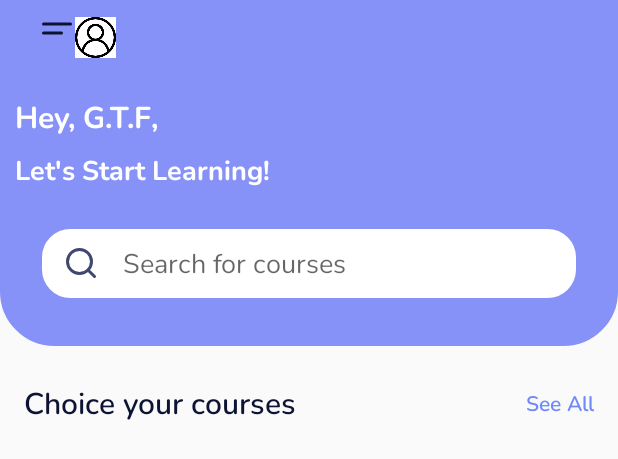
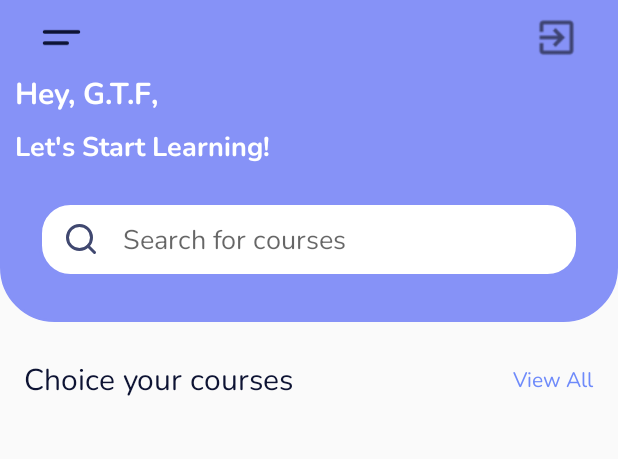
Before and after one commit to hammouchama/android_project, an Android app: the layout activity_main.xml on its own in the app's theme, with its tools: preview values and no code run, on a phone screen of 412 x 824 dp. Shown: the top 459 px of the screen. Run offline under Robolectric (Android 15) with nearby library versions, the phone set to English and light mode, and no system bars.

Commit message:
chanch the main activety

```diff
--- a/CourseApp/app/src/main/java/com/rajendra/courseapp/MainActivity.java
+++ b/CourseApp/app/src/main/java/com/rajendra/courseapp/MainActivity.java
@@ -104,7 +104,7 @@
                 editor.apply();
 
                 // Redirect to LoginActivity
-                Intent loginIntent = new Intent(MainActivity.this, LoginActivity.class);
+                Intent loginIntent = new Intent(MainActivity.this, WelcomeActivity.class);
                 startActivity(loginIntent);
 
                 // Optional: Finish the current activity to prevent returning to it on back press
--- a/CourseApp/app/src/main/res/layout/activity_main.xml
+++ b/CourseApp/app/src/main/res/layout/activity_main.xml
@@ -23,29 +23,25 @@
            android:layout_height="wrap_content"
            android:orientation="horizontal"
            android:id="@+id/bar">
+         <RelativeLayout
+             android:layout_width="match_parent"
+             android:layout_height="wrap_content">
 
-           <ImageView
-               android:id="@+id/imageView"
-               android:layout_width="wrap_content"
-               android:layout_height="wrap_content"
-               android:layout_gravity="left"
-               android:layout_marginStart="16dp"
-               app:layout_constraintBottom_toBottomOf="parent"
-               app:layout_constraintStart_toStartOf="parent"
-               app:layout_constraintTop_toTopOf="parent"
-               app:srcCompat="@drawable/ic_menu" />
+             <ImageView
+                 android:id="@+id/imageView"
+                 android:layout_width="30dp"
+                 android:layout_height="30dp"
+                 android:layout_marginStart="16dp"
+                 app:srcCompat="@drawable/ic_menu" />
 
-           <ImageView
+             <ImageView
                android:id="@+id/logout"
-               android:layout_width="27dp"
+               android:layout_width="30dp"
                android:layout_height="30dp"
-               android:layout_gravity="right"
-               android:layout_marginTop="16dp"
                android:layout_marginEnd="16dp"
-               app:layout_constraintBottom_toBottomOf="@+id/textView"
-               app:layout_constraintEnd_toEndOf="parent"
-               app:layout_constraintTop_toTopOf="@+id/textView"
-               app:srcCompat="@drawable/user_ic" />
+               app:srcCompat="@drawable/logout"
+               android:layout_alignParentEnd="true"/>
+         </RelativeLayout>
        </LinearLayout>
 
        <TextView
@@ -101,7 +97,7 @@
         android:layout_height="wrap_content"
         android:layout_marginStart="16dp"
         android:layout_marginTop="24dp"
-        android:fontFamily="@font/nunito_semibold"
+        android:fontFamily="@font/nunito"
         android:text="@string/choice_your_courses"
         android:textColor="#0D1333"
         android:textSize="20sp"
@@ -109,12 +105,12 @@
         app:layout_constraintTop_toBottomOf="@+id/topHome" />
 
     <TextView
-        android:id="@+id/textView4"
+        android:id="@+id/view_all"
         android:layout_width="wrap_content"
         android:layout_height="wrap_content"
         android:layout_marginEnd="16dp"
-        android:fontFamily="@font/nunito_semibold"
-        android:text="See All"
+        android:fontFamily="@font/nunito"
+        android:text="@string/view_all"
         android:textColor="#6E8AFA"
         app:layout_constraintBottom_toBottomOf="@+id/textView3"
         app:layout_constraintEnd_toEndOf="parent"
--- a/CourseApp/app/src/main/res/layout/course_details.xml
+++ b/CourseApp/app/src/main/res/layout/course_details.xml
@@ -57,7 +57,7 @@
                     android:layout_width="match_parent"
                     android:layout_height="match_parent"
                     android:orientation="vertical"
-                    android:background="@drawable/lavender_border"
+                    android:background="@drawable/white_background"
                     android:layout_margin="10dp">
                 <TextView
                     android:id="@+id/course_title"
--- a/CourseApp/app/src/main/res/values/strings.xml
+++ b/CourseApp/app/src/main/res/values/strings.xml
@@ -3,4 +3,7 @@
     <string name="let_s_start_learning">Let\'s Start Learning!</string>
     <string name="search_for_courses">Search for courses</string>
     <string name="choice_your_courses">Choice your courses</string>
+    <string name="view_all">View All</string>
+    <string name="start_learning_today">Start learning today</string>
+    <string name="start_learning">Unlock the world of knowledge with Your ED JOURNEY  App! Explore a variety of courses and enhance your skills at your own pace. Start your learning journey today!</string>
 </resources>
--- a/CourseApp/app/src/main/res/values/styles.xml
+++ b/CourseApp/app/src/main/res/values/styles.xml
@@ -3,9 +3,9 @@
     <!-- Base application theme. -->
     <style name="AppTheme" parent="Theme.AppCompat.Light.NoActionBar">
         <!-- Customize your theme here. -->
-        <item name="colorPrimary">@color/colorPrimary</item>
-        <item name="colorPrimaryDark">@color/colorAccent</item>
-        <item name="colorAccent">@color/colorAccent</item>
+        <item name="colorPrimary">@color/lavender</item>
+       <item name="colorPrimaryDark">@color/lavender</item>
+        <item name="colorAccent">@color/lavender</item>
     </style>
 
 </resources>
```
Also changed, not shown: CourseApp/app/src/main/AndroidManifest.xml (+6 -4 lines), CourseApp/app/src/main/java/com/rajendra/courseapp/WelcomeActivity.java (added, +28 -0 lines), CourseApp/app/src/main/res/layout/welcome_activity.xml (added, +71 -0 lines), CourseApp/app/src/main/res/drawable/ic_action_exit_to_app.png (added), CourseApp/app/src/main/res/drawable/logout.png (added), backend/src/main/resources/static/images/1708396736489_Gemini_Generated_Image.jpg (added).
